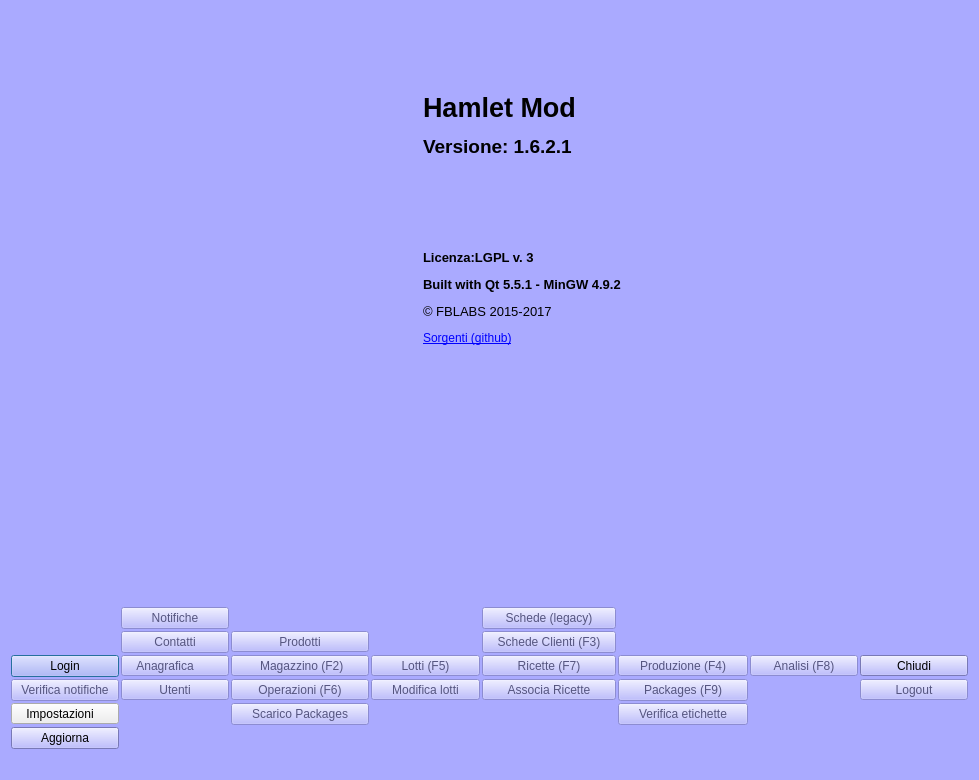
Qt form mainwindow.ui (fblabs/hamlet-mod-sancon) before a commit.
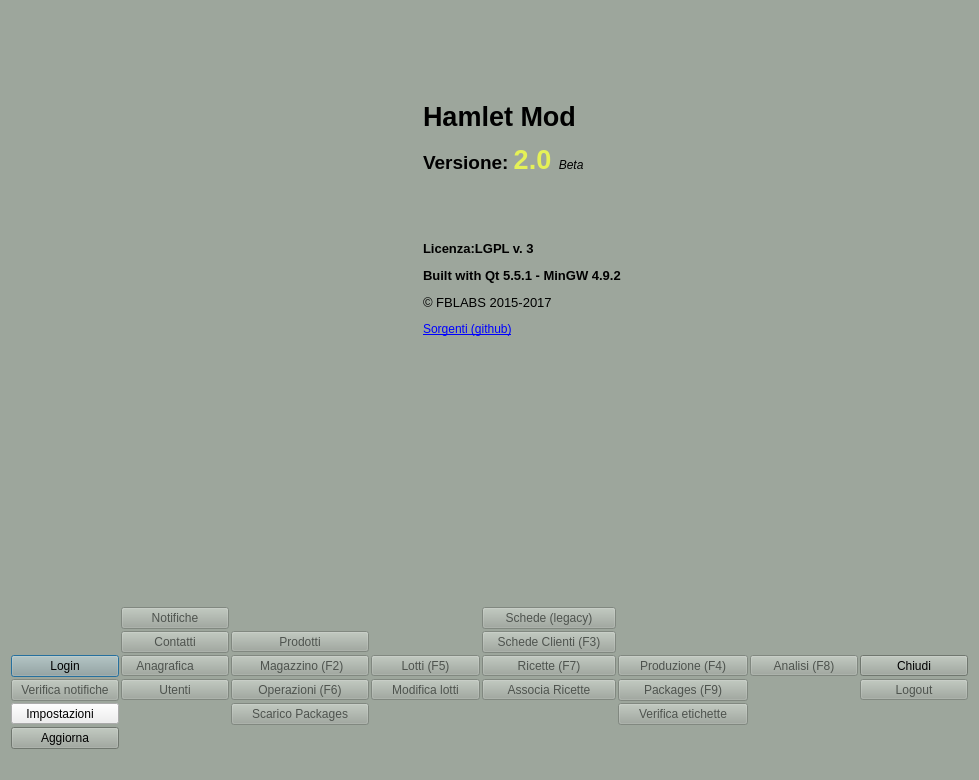
The same form after that commit. Icons and pictures are not drawn.

```diff
--- a/mainwindow.ui
+++ b/mainwindow.ui
@@ -28,45 +28,45 @@
      <colorrole role="Button">
       <brush brushstyle="SolidPattern">
        <color alpha="255">
-        <red>170</red>
-        <green>170</green>
-        <blue>255</blue>
+        <red>157</red>
+        <green>166</green>
+        <blue>156</blue>
        </color>
       </brush>
      </colorrole>
      <colorrole role="Light">
       <brush brushstyle="SolidPattern">
        <color alpha="255">
-        <red>255</red>
-        <green>255</green>
-        <blue>255</blue>
+        <red>236</red>
+        <green>249</green>
+        <blue>234</blue>
        </color>
       </brush>
      </colorrole>
      <colorrole role="Midlight">
       <brush brushstyle="SolidPattern">
        <color alpha="255">
-        <red>212</red>
-        <green>212</green>
-        <blue>255</blue>
+        <red>196</red>
+        <green>207</green>
+        <blue>195</blue>
        </color>
       </brush>
      </colorrole>
      <colorrole role="Dark">
       <brush brushstyle="SolidPattern">
        <color alpha="255">
-        <red>85</red>
-        <green>85</green>
-        <blue>127</blue>
+        <red>78</red>
+        <green>83</green>
+        <blue>78</blue>
        </color>
       </brush>
      </colorrole>
      <colorrole role="Mid">
       <brush brushstyle="SolidPattern">
        <color alpha="255">
-        <red>113</red>
-        <green>113</green>
-        <blue>170</blue>
+        <red>105</red>
+        <green>111</green>
+        <blue>104</blue>
        </color>
       </brush>
      </colorrole>
@@ -109,9 +109,9 @@
      <colorrole role="Window">
       <brush brushstyle="SolidPattern">
        <color alpha="255">
-        <red>170</red>
-        <green>170</green>
-        <blue>255</blue>
+        <red>157</red>
+        <green>166</green>
+        <blue>156</blue>
        </color>
       </brush>
      </colorrole>
@@ -127,9 +127,9 @@
      <colorrole role="AlternateBase">
       <brush brushstyle="SolidPattern">
        <color alpha="255">
-        <red>212</red>
-        <green>212</green>
-        <blue>255</blue>
+        <red>206</red>
+        <green>210</green>
+        <blue>205</blue>
        </color>
       </brush>
      </colorrole>
@@ -165,45 +165,45 @@
      <colorrole role="Button">
       <brush brushstyle="SolidPattern">
        <color alpha="255">
-        <red>170</red>
-        <green>170</green>
-        <blue>255</blue>
+        <red>157</red>
+        <green>166</green>
+        <blue>156</blue>
        </color>
       </brush>
      </colorrole>
      <colorrole role="Light">
       <brush brushstyle="SolidPattern">
        <color alpha="255">
-        <red>255</red>
-        <green>255</green>
-        <blue>255</blue>
+        <red>236</red>
+        <green>249</green>
+        <blue>234</blue>
        </color>
       </brush>
      </colorrole>
      <colorrole role="Midlight">
       <brush brushstyle="SolidPattern">
        <color alpha="255">
-        <red>212</red>
-        <green>212</green>
-        <blue>255</blue>
+        <red>196</red>
+        <green>207</green>
+        <blue>195</blue>
        </color>
       </brush>
      </colorrole>
      <colorrole role="Dark">
       <brush brushstyle="SolidPattern">
        <color alpha="255">
-        <red>85</red>
-        <green>85</green>
-        <blue>127</blue>
+        <red>78</red>
+        <green>83</green>
+        <blue>78</blue>
        </color>
       </brush>
      </colorrole>
      <colorrole role="Mid">
       <brush brushstyle="SolidPattern">
        <color alpha="255">
-        <red>113</red>
-        <green>113</green>
-        <blue>170</blue>
+        <red>105</red>
+        <green>111</green>
+        <blue>104</blue>
        </color>
       </brush>
      </colorrole>
@@ -246,9 +246,9 @@
      <colorrole role="Window">
       <brush brushstyle="SolidPattern">
        <color alpha="255">
-        <red>170</red>
-        <green>170</green>
-        <blue>255</blue>
+        <red>157</red>
+        <green>166</green>
+        <blue>156</blue>
        </color>
       </brush>
      </colorrole>
@@ -264,9 +264,9 @@
      <colorrole role="AlternateBase">
       <brush brushstyle="SolidPattern">
        <color alpha="255">
-        <red>212</red>
-        <green>212</green>
-        <blue>255</blue>
+        <red>206</red>
+        <green>210</green>
+        <blue>205</blue>
        </color>
       </brush>
      </colorrole>
@@ -293,63 +293,63 @@
      <colorrole role="WindowText">
       <brush brushstyle="SolidPattern">
        <color alpha="255">
-        <red>85</red>
-        <green>85</green>
-        <blue>127</blue>
+        <red>78</red>
+        <green>83</green>
+        <blue>78</blue>
        </color>
       </brush>
      </colorrole>
      <colorrole role="Button">
       <brush brushstyle="SolidPattern">
        <color alpha="255">
-        <red>170</red>
-        <green>170</green>
-        <blue>255</blue>
+        <red>157</red>
+        <green>166</green>
+        <blue>156</blue>
        </color>
       </brush>
      </colorrole>
      <colorrole role="Light">
       <brush brushstyle="SolidPattern">
        <color alpha="255">
-        <red>255</red>
-        <green>255</green>
-        <blue>255</blue>
+        <red>236</red>
+        <green>249</green>
+        <blue>234</blue>
        </color>
       </brush>
      </colorrole>
      <colorrole role="Midlight">
       <brush brushstyle="SolidPattern">
        <color alpha="255">
-        <red>212</red>
-        <green>212</green>
-        <blue>255</blue>
+        <red>196</red>
+        <green>207</green>
+        <blue>195</blue>
        </color>
       </brush>
      </colorrole>
      <colorrole role="Dark">
       <brush brushstyle="SolidPattern">
        <color alpha="255">
-        <red>85</red>
-        <green>85</green>
-        <blue>127</blue>
+        <red>78</red>
+        <green>83</green>
+        <blue>78</blue>
        </color>
       </brush>
      </colorrole>
      <colorrole role="Mid">
       <brush brushstyle="SolidPattern">
        <color alpha="255">
-        <red>113</red>
-        <green>113</green>
-        <blue>170</blue>
+        <red>105</red>
+        <green>111</green>
+        <blue>104</blue>
        </color>
       </brush>
      </colorrole>
      <colorrole role="Text">
       <brush brushstyle="SolidPattern">
        <color alpha="255">
-        <red>85</red>
-        <green>85</green>
-        <blue>127</blue>
+        <red>78</red>
+        <green>83</green>
+        <blue>78</blue>
        </color>
       </brush>
      </colorrole>
@@ -365,27 +365,27 @@
      <colorrole role="ButtonText">
       <brush brushstyle="SolidPattern">
        <color alpha="255">
-        <red>85</red>
-        <green>85</green>
-        <blue>127</blue>
+        <red>78</red>
+        <green>83</green>
+        <blue>78</blue>
        </color>
       </brush>
      </colorrole>
      <colorrole role="Base">
       <brush brushstyle="SolidPattern">
        <color alpha="255">
-        <red>170</red>
-        <green>170</green>
-        <blue>255</blue>
+        <red>157</red>
+        <green>166</green>
+        <blue>156</blue>
        </color>
       </brush>
      </colorrole>
      <colorrole role="Window">
       <brush brushstyle="SolidPattern">
        <color alpha="255">
-        <red>170</red>
-        <green>170</green>
-        <blue>255</blue>
+        <red>157</red>
+        <green>166</green>
+        <blue>156</blue>
        </color>
       </brush>
      </colorrole>
@@ -401,9 +401,9 @@
      <colorrole role="AlternateBase">
       <brush brushstyle="SolidPattern">
        <color alpha="255">
-        <red>170</red>
-        <green>170</green>
-        <blue>255</blue>
+        <red>157</red>
+        <green>166</green>
+        <blue>156</blue>
        </color>
       </brush>
      </colorrole>
@@ -539,7 +539,7 @@
       <item>
        <widget class="QLabel" name="label_2">
         <property name="text">
-         <string>&lt;html&gt;&lt;head/&gt;&lt;body&gt;&lt;p&gt;&lt;span style=&quot; font-size:20pt; font-weight:600;&quot;&gt;Hamlet Mod&lt;/span&gt;&lt;/p&gt;&lt;p&gt;&lt;span style=&quot; font-size:14pt; font-weight:600;&quot;&gt;Versione: 1.6.2.1&lt;/span&gt;&lt;/p&gt;&lt;p&gt;&lt;br/&gt;&lt;/p&gt;&lt;p&gt;&lt;br/&gt;&lt;/p&gt;&lt;p&gt;&lt;span style=&quot; font-size:10pt; font-weight:600;&quot;&gt;Licenza:LGPL v. 3&lt;/span&gt;&lt;/p&gt;&lt;p&gt;&lt;span style=&quot; font-size:10pt; font-weight:600;&quot;&gt;Built with Qt 5.5.1 - MinGW 4.9.2&lt;/span&gt;&lt;/p&gt;&lt;p&gt;&lt;span style=&quot; font-size:10pt;&quot;&gt;© FBLABS 2015-2017&lt;/span&gt;&lt;/p&gt;&lt;p&gt;&lt;a href=&quot;https://www.github.com/fblabs/hamlet-mod-sancon&quot;&gt;&lt;span style=&quot; text-decoration: underline; color:#0000ff;&quot;&gt;Sorgenti (github)&lt;/span&gt;&lt;/a&gt;&lt;/p&gt;&lt;/body&gt;&lt;/html&gt;</string>
+         <string>&lt;html&gt;&lt;head/&gt;&lt;body&gt;&lt;p&gt;&lt;span style=&quot; font-size:20pt; font-weight:600;&quot;&gt;Hamlet Mod&lt;/span&gt;&lt;/p&gt;&lt;p&gt;&lt;span style=&quot; font-size:14pt; font-weight:600;&quot;&gt;Versione: &lt;/span&gt;&lt;span style=&quot; font-size:20pt; font-weight:600; color:#e5f157;&quot;&gt;2.0 &lt;/span&gt;&lt;span style=&quot; font-style:italic;&quot;&gt;Beta&lt;/span&gt;&lt;br/&gt;&lt;/p&gt;&lt;p&gt;&lt;br/&gt;&lt;/p&gt;&lt;p&gt;&lt;span style=&quot; font-size:10pt; font-weight:600;&quot;&gt;Licenza:LGPL v. 3&lt;/span&gt;&lt;/p&gt;&lt;p&gt;&lt;span style=&quot; font-size:10pt; font-weight:600;&quot;&gt;Built with Qt 5.5.1 - MinGW 4.9.2&lt;/span&gt;&lt;/p&gt;&lt;p&gt;&lt;span style=&quot; font-size:10pt;&quot;&gt;© FBLABS 2015-2017&lt;/span&gt;&lt;/p&gt;&lt;p&gt;&lt;a href=&quot;https://www.github.com/fblabs/hamlet-mod-sancon&quot;&gt;&lt;span style=&quot; text-decoration: underline; color:#0000ff;&quot;&gt;Sorgenti (github)&lt;/span&gt;&lt;/a&gt;&lt;/p&gt;&lt;/body&gt;&lt;/html&gt;</string>
         </property>
         <property name="scaledContents">
          <bool>false</bool>
```
Left out of the diff: 2 changed lines with no effect on the pictures.
